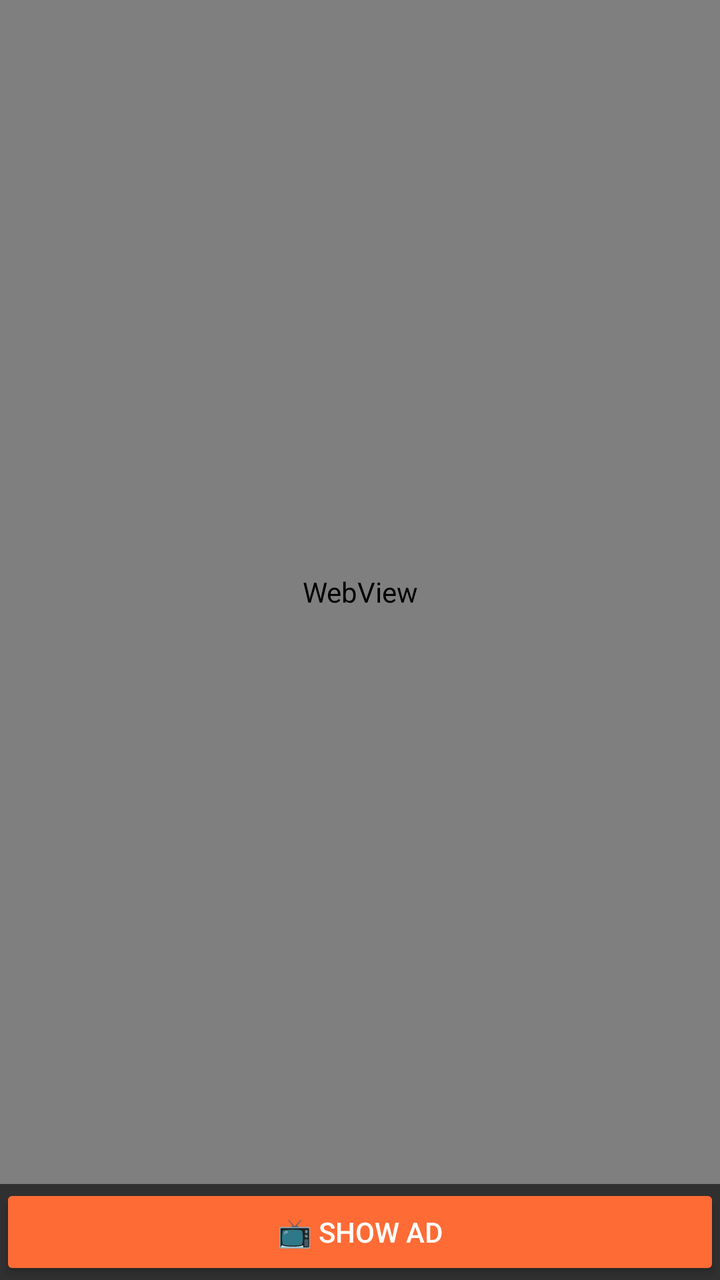
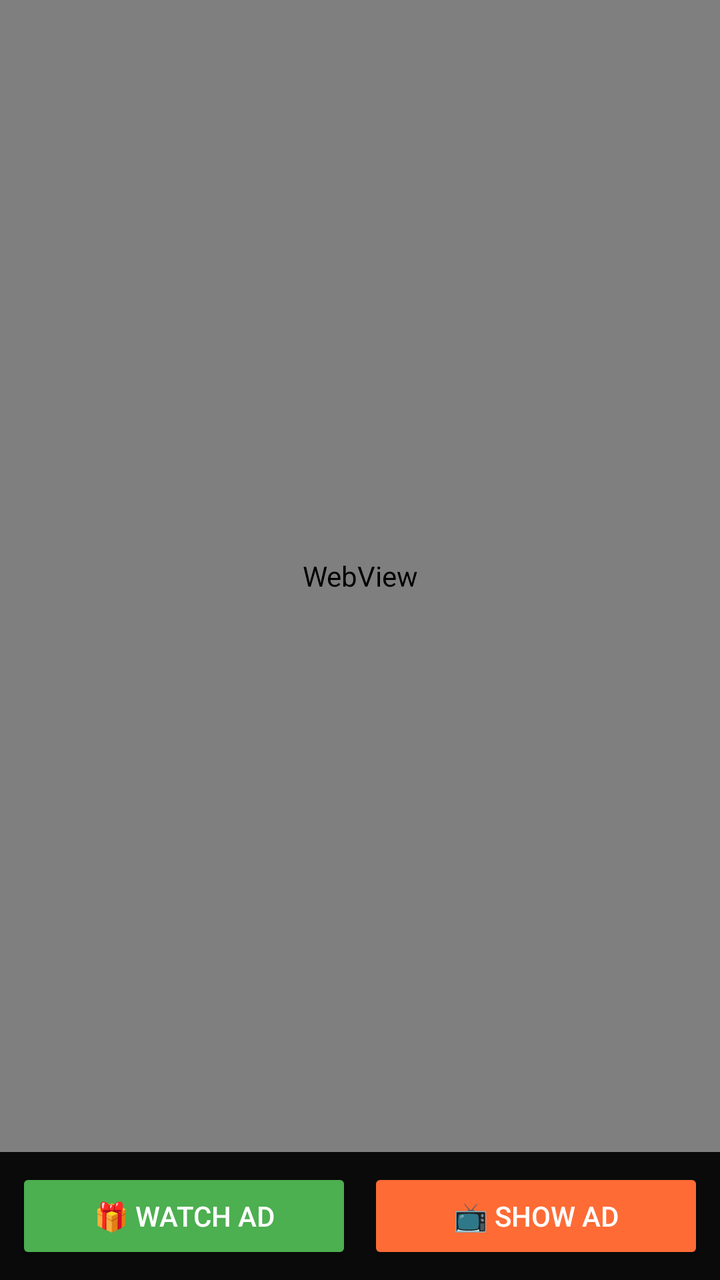

The first picture is an Android layout as it rendered before a commit; the second is the same layout after the commit. The layout source and the unified diff follow.
<!-- AndroidManifest.xml: application theme Theme.AppCompat.NoActionBar -->
<!-- res/layout/activity_main_startapp.xml -->
<?xml version="1.0" encoding="utf-8"?>
<LinearLayout xmlns:android="http://schemas.android.com/apk/res/android"
    android:layout_width="match_parent" android:layout_height="match_parent"
    android:orientation="vertical">
    <WebView android:id="@+id/webView"
        android:layout_width="match_parent" android:layout_height="0dp" android:layout_weight="1"/>
    <FrameLayout android:id="@+id/bannerLayout"
        android:layout_width="match_parent" android:layout_height="wrap_content"/>
    <Button android:id="@+id/btnInterstitial"
        android:layout_width="match_parent" android:layout_height="wrap_content"
        android:text="📺 Show Ad" android:textColor="#FFFFFF" android:backgroundTint="#FF6B35"/>
</LinearLayout>
<!-- resources referenced by this layout -->
<resources>

</resources>

<!-- the commit's change to res/layout/activity_main_startapp.xml (unified diff, before → after) -->
@@ -6,7 +6,15 @@
         android:layout_width="match_parent" android:layout_height="0dp" android:layout_weight="1"/>
     <FrameLayout android:id="@+id/bannerLayout"
         android:layout_width="match_parent" android:layout_height="wrap_content"/>
-    <Button android:id="@+id/btnInterstitial"
-        android:layout_width="match_parent" android:layout_height="wrap_content"
-        android:text="📺 Show Ad" android:textColor="#FFFFFF" android:backgroundTint="#FF6B35"/>
+    <LinearLayout android:layout_width="match_parent" android:layout_height="wrap_content"
+        android:orientation="horizontal" android:padding="8dp" android:background="#CC000000">
+        <Button android:id="@+id/btnRewarded"
+            android:layout_width="0dp" android:layout_height="wrap_content"
+            android:layout_weight="1" android:text="🎁 Watch Ad"
+            android:textColor="#FFFFFF" android:backgroundTint="#4CAF50" android:layout_marginEnd="4dp"/>
+        <Button android:id="@+id/btnInterstitial"
+            android:layout_width="0dp" android:layout_height="wrap_content"
+            android:layout_weight="1" android:text="📺 Show Ad"
+            android:textColor="#FFFFFF" android:backgroundTint="#FF6B35" android:layout_marginStart="4dp"/>
+    </LinearLayout>
 </LinearLayout>
